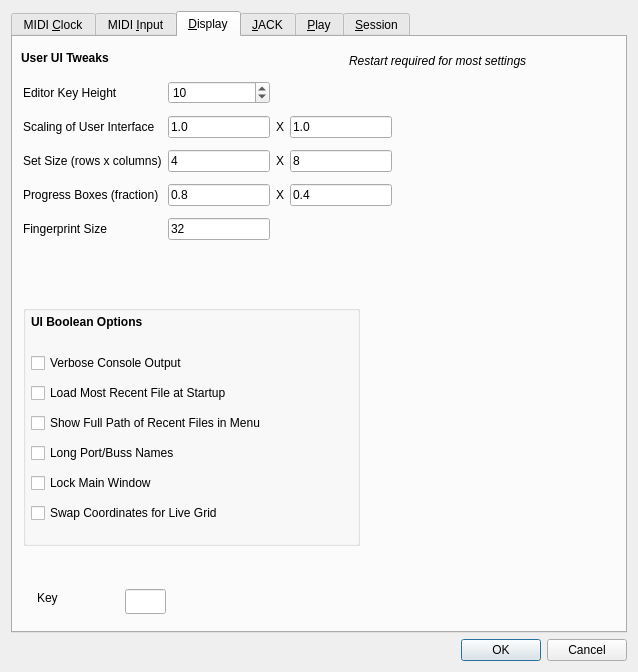
Above: seq_qt5/forms/qseditoptions.ui from ahlstromcj/seq66 before the change. Below: the same form after it.
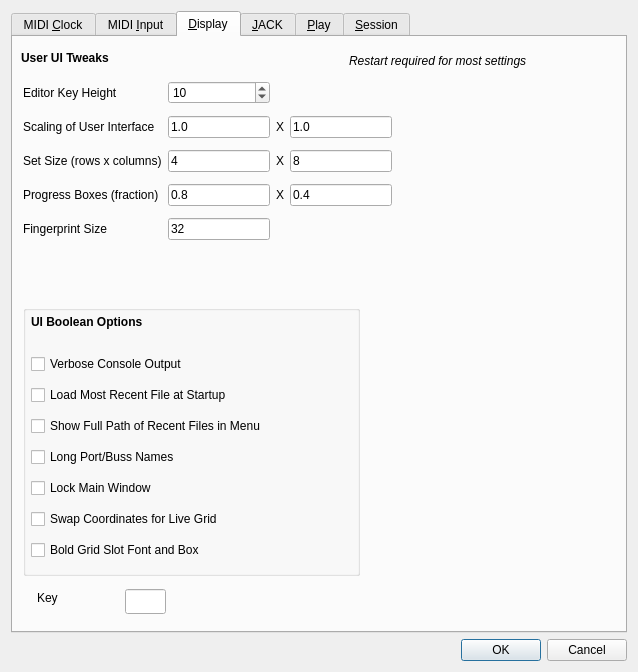
That is the form after the change. The open tabs and pages were chosen to show the change.

Commit message: Added Edit / Preferences / Bold Grid Slot.

Diff of the .ui file:
```diff
--- a/seq_qt5/forms/qseditoptions.ui
+++ b/seq_qt5/forms/qseditoptions.ui
@@ -573,7 +573,7 @@
          <x>10</x>
          <y>268</y>
          <width>337</width>
-         <height>241</height>
+         <height>271</height>
         </rect>
        </property>
        <property name="font">
@@ -594,7 +594,7 @@
           <x>8</x>
           <y>44</y>
           <width>313</width>
-          <height>181</height>
+          <height>221</height>
          </rect>
         </property>
         <layout class="QVBoxLayout" name="verticalLayout_2">
@@ -653,6 +653,13 @@
            </property>
           </widget>
          </item>
+         <item>
+          <widget class="QCheckBox" name="checkBoxBoldGridSlots">
+           <property name="text">
+            <string>Bold Grid Slot Font and Box</string>
+           </property>
+          </widget>
+         </item>
         </layout>
        </widget>
        <widget class="QLabel" name="label_7">
```
Left out of the diff: 2 changed lines with no effect on the pictures. The commit also changes 6 other files.
